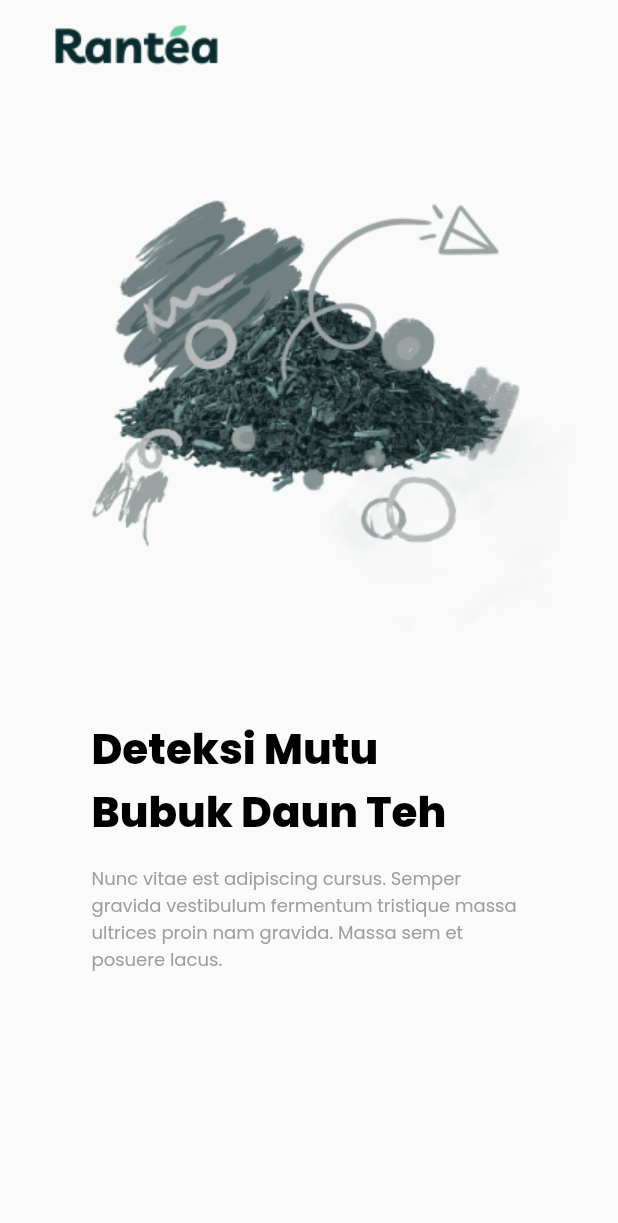
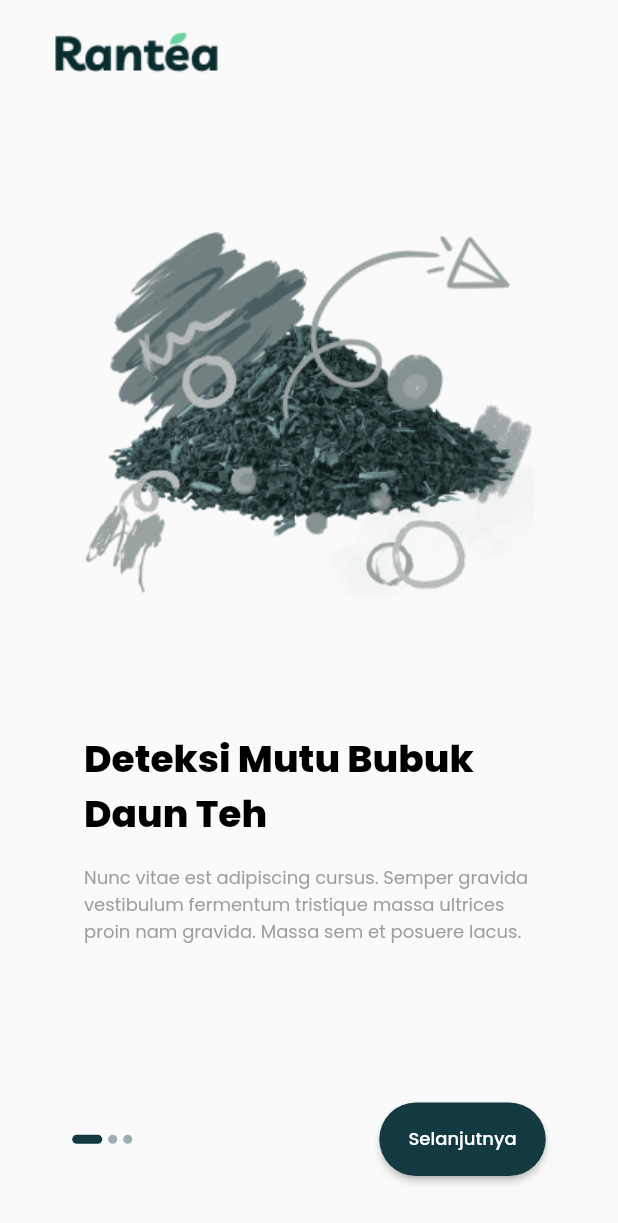
Before and after one commit to reyhanfajarn13/Rantea-app, a Flutter app: the screen it shows after launch, on a phone screen of 412 x 824 dp. Shown: the top 1223 px of the screen. Run offline on Flutter 3.47's test engine with Material 2 defaults, Android fonts, the phone set to English and light mode, and no system bars; our stand-ins replace animated_splash_screen, google_fonts.

Commit message:
Rantea-app/UpdatedOnboardingScreen(need_fix_in_button_route)/SignInScreen(done)

```diff
--- /dev/null
+++ b/lib/models/onboard_models.dart
@@ -0,0 +1,31 @@
+class OnboardModels {
+  final String logo, image, title, description;
+
+  OnboardModels({
+    required this.logo,
+    required this.image,
+    required this.title,
+    required this.description,
+  });
+}
+
+final List<OnboardModels> demo_data = [
+  OnboardModels(
+      logo: 'lib/images/logo_rantea_2.png',
+      image: "lib/images/onboard_1.png",
+      title: "Deteksi Mutu Bubuk Daun Teh",
+      description:
+          "Nunc vitae est adipiscing cursus. Semper gravida vestibulum fermentum tristique massa ultrices proin nam gravida. Massa sem et posuere lacus."),
+  OnboardModels(
+      logo: 'lib/images/logo_rantea_2.png',
+      image: "lib/images/onboard_2.png",
+      title: "Kenali Jenis Teh Lebih Dekat",
+      description:
+          "Nunc vitae est adipiscing cursus. Semper gravida vestibulum fermentum tristique massa ultrices proin nam gravida. Massa sem et posuere lacus."),
+  OnboardModels(
+      logo: 'lib/images/logo_rantea_2.png',
+      image: "lib/images/onboard_3.png",
+      title: "Temukan Aroma Yang Tepat Untuk Anda",
+      description:
+          "Nunc vitae est adipiscing cursus. Semper gravida vestibulum fermentum tristique massa ultrices proin nam gravida. Massa sem et posuere lacus."),
+];
--- a/lib/screens/onboarding.dart
+++ b/lib/screens/onboarding.dart
@@ -1,42 +1,32 @@
 import 'package:flutter/material.dart';
 import 'package:google_fonts/google_fonts.dart';
+import 'package:rantea_app/models/onboard_models.dart';
 import 'home.dart';
+import 'signIn.dart';
 
-class onBoarding extends StatelessWidget {
+class onBoarding extends StatefulWidget {
   onBoarding({Key? key}) : super(key: key);
 
+  @override
+  State<onBoarding> createState() => _onBoardingState();
+}
+
+class _onBoardingState extends State<onBoarding> {
   // final pages = [
-  //   PageViewModel(
-  //     pageColor: const Color(0xFFFFFF),
-  //     title: Image.asset('lib/images/logo_rantea.png',
-  //         width: double.infinity, height: 200),
-  //     body: Column(
-  //       children: [
-  //         Container(
-  //           child: const Text(
-  //             'Hassle-free booking of flight tickets with a full refund on cancellation',
-  //             style: TextStyle(
-  //               fontSize: 24,
-  //               fontWeight: FontWeight.bold,
-  //               color: Colors.black,
-  //             ),
-  //           ),
-  //         ),
-  //         Container(
-  //           child: const Text(
-  //             'Hassle-free booking of flight tickets with a full refund on cancellation',
-  //             style: TextStyle(
-  //               fontSize: 24,
-  //               fontWeight: FontWeight.bold,
-  //               color: Colors.black,
-  //             ),
-  //           ),
-  //         ),
-  //       ],
-  //     ),
-  //     bubbleBackgroundColor: Color(0xff133A40),
-  //   ),
-  // ];
+  late PageController _pageController;
+  int _PageIndex = 0;
+
+  @override
+  void initState() {
+    _pageController = PageController(initialPage: 0);
+    super.initState();
+  }
+
+  @override
+  void dispose() {
+    _pageController.dispose();
+    super.dispose();
+  }
 
   @override
   Widget build(BuildContext context) {
@@ -44,34 +34,205 @@ class onBoarding extends StatelessWidget {
       body: SafeArea(
         child: Column(
           children: [
-            Container(
-              padding: EdgeInsets.fromLTRB(35.0, 10.0, 0, 0),
-              alignment: Alignment.centerLeft,
-              child: Image.asset(
-                'lib/images/logo_rantea_2.png',
-                alignment: Alignment.center,
+            Expanded(
+              child: PageView.builder(
+                  itemCount: demo_data.length,
+                  controller: _pageController,
+                  onPageChanged: (index) {
+                    setState(() {
+                      _PageIndex = index;
+                    });
+                  },
+                  itemBuilder: (context, index) {
+                    return OnboardContent(
+                      logo: demo_data[index].logo,
+                      image: demo_data[index].image,
+                      title: demo_data[index].title,
+                      description: demo_data[index].description,
+                    );
+                  }),
+            ),
+            Padding(
+              padding: const EdgeInsets.all(16.0),
+              child: Row(
+                children: [
+                  Spacer(
+                    flex: 1,
+                  ),
+                  ...List.generate(
+                    demo_data.length,
+                    (index) => Padding(
+                      padding: EdgeInsets.only(right: 4),
+                      child: DotIndicator(isActive: index == _PageIndex),
+                    ),
+                  ),
+                  const Spacer(
+                    flex: 5,
+                  ),
+                  SizedBox(
+                    height: 49,
+                    width: 111,
+                    child: SignInRouteButton(
+                        pageController: _pageController, isNext: 2),
+                  ),
+                  Spacer(
+                    flex: 1,
+                  )
+                ],
               ),
             ),
-            Image.asset('lib/images/onboard_1.png'),
-            Container(
-              width: 290,
-              child: Text('Deteksi Mutu Bubuk Daun Teh',
-                  style: GoogleFonts.poppins(
-                      textStyle: Theme.of(context).textTheme.displayLarge,
-                      fontSize: 28,
-                      fontWeight: FontWeight.w800,
-                      color: Colors.black)),
+            const SizedBox(
+              height: 24,
             ),
-            SizedBox(height: 15),
-            Container(
-              width: 290,
-              child: Text(
-                  'Nunc vitae est adipiscing cursus. Semper gravida vestibulum fermentum tristique massa ultrices proin nam gravida. Massa sem et posuere lacus.',
-                  style: GoogleFonts.poppins(color: Colors.grey, fontSize: 12)),
-            )
           ],
         ),
       ),
     );
   }
 }
+
+class SignInRouteButton extends StatelessWidget {
+  const SignInRouteButton({
+    super.key,
+    required PageController pageController,
+    this.isNext = 2,
+  }) : _pageController = pageController;
+
+  final PageController _pageController;
+
+  final int isNext;
+
+  @override
+  Widget build(BuildContext context) {
+    return ElevatedButton(
+        onPressed: () {
+          // PERLU DI PERBAIKI
+          if (isNext == 2) {
+            Navigator.push(context,
+                MaterialPageRoute(builder: (context) => const signIn()));
+          } else {
+            _pageController.nextPage(
+                duration: const Duration(milliseconds: 300),
+                curve: Curves.ease);
+          } // BATAS PERBAIKAN
+        },
+        style: ElevatedButton.styleFrom(
+            backgroundColor: Color(0xFF133A40),
+            shape: RoundedRectangleBorder(
+              borderRadius: BorderRadius.circular(100),
+            ),
+            padding: const EdgeInsets.symmetric(horizontal: 16, vertical: 10)),
+        child: Text(
+          'Selanjutnya',
+          style: GoogleFonts.poppins(
+              fontSize: 12, fontWeight: FontWeight.w500, color: Colors.white),
+        ));
+  }
+}
+
+class DotIndicator extends StatelessWidget {
+  const DotIndicator({
+    super.key,
+    this.isActive = false,
+  });
+
+  final bool isActive;
+
+  @override
+  Widget build(BuildContext context) {
+    return AnimatedContainer(
+      duration: Duration(milliseconds: 300),
+      height: 6,
+      width: isActive ? 20 : 6,
+      decoration: BoxDecoration(
+          color:
+              isActive ? Color(0xFF133A40) : Color(0xFF133A40).withOpacity(0.4),
+          borderRadius: const BorderRadius.all(Radius.circular(12))),
+    );
+  }
+}
+
+// class OnboardModels {
+//   final String logo, image, title, description;
+
+//   OnboardModels({
+//     required this.logo,
+//     required this.image,
+//     required this.title,
+//     required this.description,
+//   });
+// }
+
+// final List<OnboardModels> demo_data = [
+//   OnboardModels(
+//       logo: 'lib/images/logo_rantea_2.png',
+//       image: "lib/images/onboard_1.png",
+//       title: "Deteksi Mutu Bubuk Daun Teh",
+//       description:
+//           "Nunc vitae est adipiscing cursus. Semper gravida vestibulum fermentum tristique massa ultrices proin nam gravida. Massa sem et posuere lacus."),
+//   OnboardModels(
+//       logo: 'lib/images/logo_rantea_2.png',
+//       image: "lib/images/onboard_2.png",
+//       title: "Kenali Jenis Teh Lebih Dekat",
+//       description:
+//           "Nunc vitae est adipiscing cursus. Semper gravida vestibulum fermentum tristique massa ultrices proin nam gravida. Massa sem et posuere lacus."),
+//   OnboardModels(
+//       logo: 'lib/images/logo_rantea_2.png',
+//       image: "lib/images/onboard_3.png",
+//       title: "Temukan Aroma Yang Tepat Untuk Anda",
+//       description:
+//           "Nunc vitae est adipiscing cursus. Semper gravida vestibulum fermentum tristique massa ultrices proin nam gravida. Massa sem et posuere lacus."),
+// ];
+
+class OnboardContent extends StatelessWidget {
+  const OnboardContent({
+    super.key,
+    required this.logo,
+    required this.image,
+    required this.title,
+    required this.description,
+  });
+
+  final String logo, image, title, description;
+
+  @override
+  Widget build(BuildContext context) {
+    return Column(
+      children: [
+        Container(
+          padding: EdgeInsets.fromLTRB(35.0, 15.0, 0, 0),
+          alignment: Alignment.centerLeft,
+          child: Image.asset(
+            logo,
+            alignment: Alignment.center,
+          ),
+        ),
+        const Spacer(),
+        Image.asset(image),
+        const Spacer(flex: 1),
+        Column(
+          children: [
+            Container(
+              width: 300,
+              child: Text(title,
+                  style: GoogleFonts.poppins(
+                      textStyle: Theme.of(context).textTheme.displayLarge,
+                      fontSize: 25,
+                      fontWeight: FontWeight.w800,
+                      color: Colors.black)),
+            ),
+            const SizedBox(
+              height: 15,
+            ),
+            Container(
+              width: 300,
+              child: Text(description,
+                  style: GoogleFonts.poppins(color: Colors.grey, fontSize: 12)),
+            ),
+          ],
+        ),
+        const Spacer()
+      ],
+    );
+  }
+}
```
Also changed, not shown: lib/screens/guest_screens/homeScreenGuest.dart (added, +18 -0 lines), lib/screens/signIn.dart (added, +78 -0 lines), lib/screens/user_screens/loginScreenUser.dart (added, +18 -0 lines), lib/images/onboard_1.png, lib/images/onboard_2.png (added), lib/images/onboard_3.png (added), lib/screens/user_screens/homeScreenUser.dart (added).
